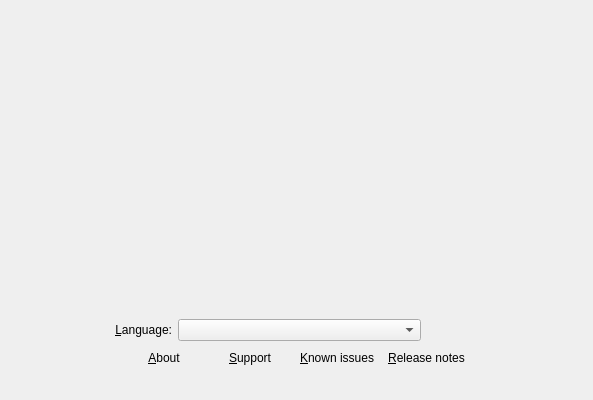
The window that src/modules/welcome/WelcomePage.ui (dagodax/calamares) describes before a commit, drawn with Qt 5.
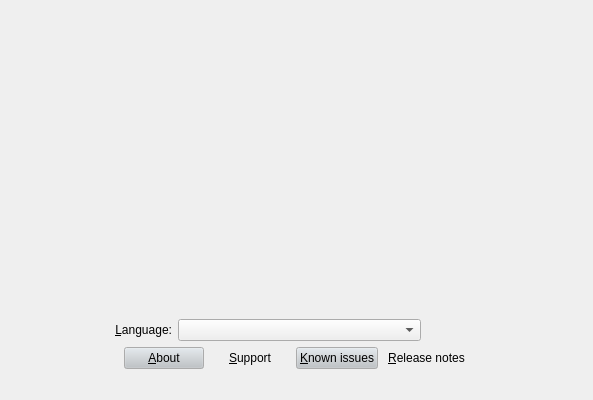
The same window after the commit.

Commit message: set sidebar color and true button in welcome page too

What changed in the file:
```diff
--- a/src/modules/welcome/WelcomePage.ui
+++ b/src/modules/welcome/WelcomePage.ui
@@ -142,11 +142,48 @@
         <layout class="QHBoxLayout" name="horizontalLayout_4">
          <item>
           <widget class="QPushButton" name="aboutButton">
+           <property name="palette">
+            <palette>
+             <active>
+              <colorrole role="Button">
+               <brush brushstyle="SolidPattern">
+                <color alpha="255">
+                 <red>189</red>
+                 <green>195</green>
+                 <blue>199</blue>
+                </color>
+               </brush>
+              </colorrole>
+             </active>
+             <inactive>
+              <colorrole role="Button">
+               <brush brushstyle="SolidPattern">
+                <color alpha="255">
+                 <red>189</red>
+                 <green>195</green>
+                 <blue>199</blue>
+                </color>
+               </brush>
+              </colorrole>
+             </inactive>
+             <disabled>
+              <colorrole role="Button">
+               <brush brushstyle="SolidPattern">
+                <color alpha="255">
+                 <red>189</red>
+                 <green>195</green>
+                 <blue>199</blue>
+                </color>
+               </brush>
+              </colorrole>
+             </disabled>
+            </palette>
+           </property>
            <property name="text">
             <string>&amp;About</string>
            </property>
            <property name="flat">
-            <bool>true</bool>
+            <bool>false</bool>
            </property>
           </widget>
          </item>
@@ -162,11 +199,48 @@
          </item>
          <item>
           <widget class="QPushButton" name="knownIssuesButton">
+           <property name="palette">
+            <palette>
+             <active>
+              <colorrole role="Button">
+               <brush brushstyle="SolidPattern">
+                <color alpha="255">
+                 <red>189</red>
+                 <green>195</green>
+                 <blue>199</blue>
+                </color>
+               </brush>
+              </colorrole>
+             </active>
+             <inactive>
+              <colorrole role="Button">
+               <brush brushstyle="SolidPattern">
+                <color alpha="255">
+                 <red>189</red>
+                 <green>195</green>
+                 <blue>199</blue>
+                </color>
+               </brush>
+              </colorrole>
+             </inactive>
+             <disabled>
+              <colorrole role="Button">
+               <brush brushstyle="SolidPattern">
+                <color alpha="255">
+                 <red>189</red>
+                 <green>195</green>
+                 <blue>199</blue>
+                </color>
+               </brush>
+              </colorrole>
+             </disabled>
+            </palette>
+           </property>
            <property name="text">
             <string>&amp;Known issues</string>
            </property>
            <property name="flat">
-            <bool>true</bool>
+            <bool>false</bool>
            </property>
           </widget>
          </item>
```
The commit also changes 1 other file.
